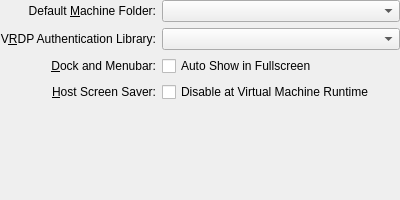
Qt form vbox/src/VBox/Frontends/VirtualBox/src/settings/global/UIGlobalSettingsGeneral.ui (jljuxgm/vboxgit) before a commit.
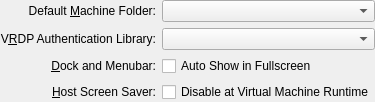
The same form after that commit. Custom widgets are drawn as their Qt base class.

Commit message:
commit_47134 ------------------------------------------------------------------------ r47134 | vboxsync | 2013-07-14 22:18:13 +0800 (Sun, 14 Jul 2013) | 1 line
FE/Qt: Global preferences: *General* page cleanup/rework (part 2).
------------------------------------------------------------------------

The edit to the form file:
```diff
--- a/vbox/src/VBox/Frontends/VirtualBox/src/settings/global/UIGlobalSettingsGeneral.ui
+++ b/vbox/src/VBox/Frontends/VirtualBox/src/settings/global/UIGlobalSettingsGeneral.ui
@@ -14,14 +14,6 @@
  </comment>
  <class>UIGlobalSettingsGeneral</class>
  <widget class="QWidget" name="UIGlobalSettingsGeneral">
-  <property name="geometry">
-   <rect>
-    <x>0</x>
-    <y>0</y>
-    <width>400</width>
-    <height>200</height>
-   </rect>
-  </property>
   <layout class="QGridLayout">
    <property name="margin">
     <number>0</number>
```
Left out of the diff: 24 changed lines with no effect on the pictures. The commit also changes 2 other files.
